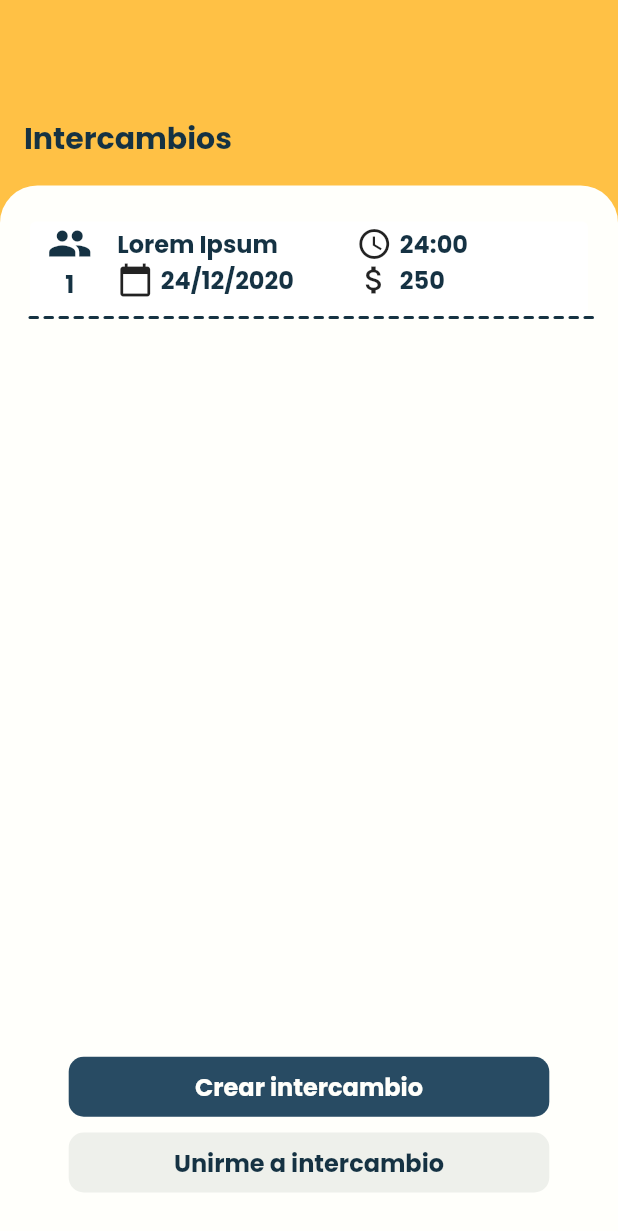
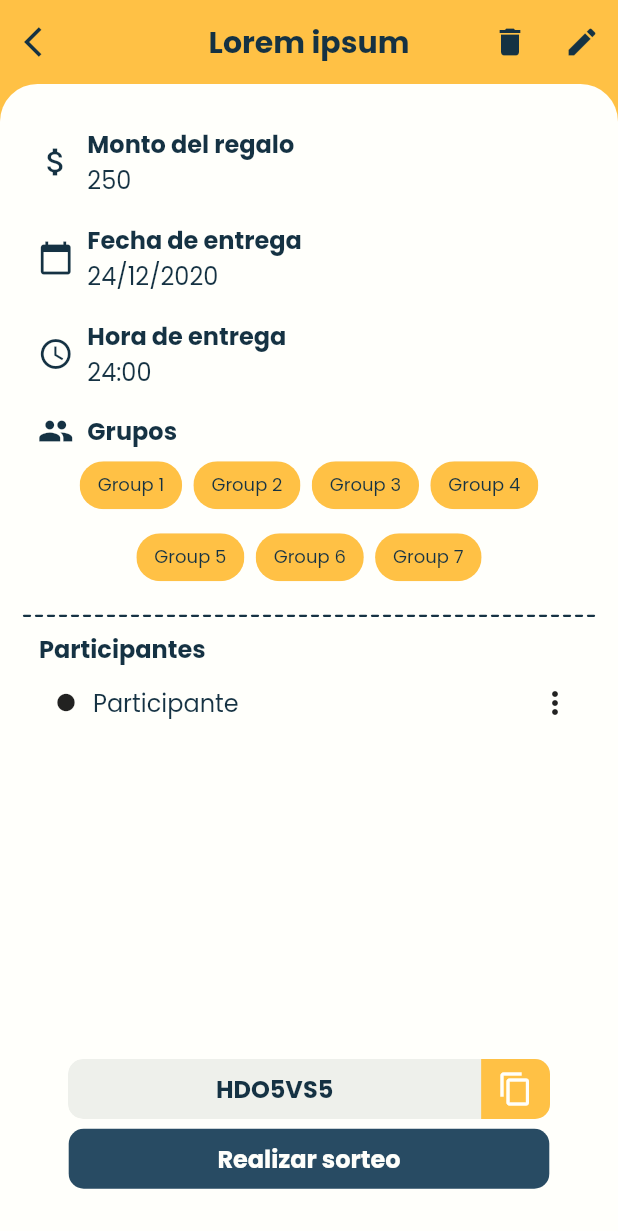
Before and after one commit to jManuel025/intercambio_f, a Flutter app: the screen it shows after launch, on a phone screen of 412 x 824 dp. Shown: the top 1231 px of the screen. Run offline on Flutter 3.47's test engine with Material 2 defaults, Android fonts, the light colour scheme and no system bars.

Commit message:
*added* cuadros de dialogo de detalle

```diff
--- a/lib/src/app.dart
+++ b/lib/src/app.dart
@@ -1,5 +1,6 @@
 import 'package:flutter/material.dart';
 import 'package:flutter/services.dart';
+import 'package:intercambio_f/src/pages/interdetail_page.dart';
 import 'package:intercambio_f/src/pages/interlist_page.dart';
 import 'package:intercambio_f/src/pages/register_page.dart';
 import 'package:intercambio_f/src/utils/custom_widgets.dart';
@@ -23,8 +24,9 @@ class MyApp extends StatelessWidget {
         'login': (BuildContext context) => LoginPage(),
         'register': (BuildContext context) => RegisterPage(),
         'inter': (BuildContext context) => InterlistPage(),
+        'detail': (BuildContext context) => InterdetailPage(),
       },
-      initialRoute: 'inter',
+      initialRoute: 'detail',
     );
   }
 }
--- /dev/null
+++ b/lib/src/pages/interdetail_page.dart
@@ -0,0 +1,303 @@
+import 'package:flutter/material.dart';
+import 'package:intercambio_f/src/utils/custom_widgets.dart';
+
+class InterdetailPage extends StatefulWidget {
+  @override
+  _InterdetailPageState createState() => _InterdetailPageState();
+}
+
+enum WhyFarther { delete, edit }
+
+class _InterdetailPageState extends State<InterdetailPage> {
+  @override
+  Widget build(BuildContext context) {
+    // Dimensiones
+    final size = MediaQuery.of(context).size;
+    WhyFarther _selection;
+    return Scaffold(
+      appBar: AppBar(
+          actions: [
+            IconButton(
+                icon: Icon(
+                  Icons.delete,
+                  color: accentDarken,
+                ),
+                onPressed: () => showDialog(
+                    context: context,
+                    builder: (_) => _dialogDelete(size, context))),
+            IconButton(
+                icon: Icon(
+                  Icons.edit,
+                  color: accentDarken,
+                ),
+                onPressed: () {})
+          ],
+          leading: IconButton(
+              icon: Icon(
+                Icons.arrow_back_ios,
+                color: accentDarken,
+              ),
+              onPressed: () {}),
+          backgroundColor: primary,
+          elevation: 0.0,
+          centerTitle: true,
+          title: title('Lorem ipsum', accentDarken)),
+      body: Stack(
+        children: [
+          // Fondo
+          Container(
+            color: primary,
+          ),
+          // Contenedor inferior
+          Container(
+            padding: EdgeInsets.only(left: 16, right: 16, top: 20),
+            height: size.height,
+            width: double.infinity,
+            // margin: EdgeInsets.only(top: size.height * 0.01),
+            decoration: BoxDecoration(
+              borderRadius: BorderRadius.only(
+                  topLeft: Radius.circular(25.0),
+                  topRight: Radius.circular(25.0)),
+              color: secondary,
+            ),
+            child: Column(
+              children: [
+                Expanded(
+                    flex: 2,
+                    child: Column(
+                      crossAxisAlignment: CrossAxisAlignment.start,
+                      children: [
+                        _itemDetail(
+                            'Monto del regalo', '250', Icons.attach_money),
+                        _itemDetail('Fecha de entrega', '24/12/2020',
+                            Icons.calendar_today),
+                        _itemDetail(
+                            'Hora de entrega', '24:00', Icons.access_time),
+                        _groups(),
+                        Container(
+                          width: double.maxFinite,
+                          margin: EdgeInsets.symmetric(vertical: 10.0),
+                          child: CustomPaint(
+                            painter: DottedLinePainter(),
+                          ),
+                        ),
+                        Container(
+                            width: double.maxFinite,
+                            padding: EdgeInsets.symmetric(horizontal: 10.0),
+                            child:
+                                paragraph('Participantes', true, accentDarken)),
+                        Container(
+                          padding: EdgeInsets.symmetric(horizontal: 10.0),
+                          child: Row(
+                            children: [
+                              Expanded(
+                                  flex: 1,
+                                  child: Container(
+                                      child: Icon(
+                                    Icons.brightness_1,
+                                    size: 14,
+                                  ))),
+                              Expanded(
+                                  flex: 8,
+                                  child: Container(
+                                      child: paragraph('Participante ', false,
+                                          accentDarken))),
+                              Expanded(
+                                  flex: 1,
+                                  child: Container(
+                                      child: PopupMenuButton<WhyFarther>(
+                                    icon: Icon(Icons.more_vert),
+                                    onSelected: (WhyFarther result) {
+                                      setState(() {
+                                        _selection = result;
+                                      });
+                                    },
+                                    itemBuilder: (BuildContext context) =>
+                                        <PopupMenuEntry<WhyFarther>>[
+                                      const PopupMenuItem(
+                                          value: WhyFarther.delete,
+                                          child: Text(
+                                            'Expulsar',
+                                            style: TextStyle(
+                                              fontSize: 16.0,
+                                              color:
+                                                  Color.fromRGBO(21, 50, 67, 1),
+                                            ),
+                                          )),
+                                      const PopupMenuItem(
+                                          value: WhyFarther.edit,
+                                          child: Text(
+                                            'Reasignar grupo',
+                                            style: TextStyle(
+                                              fontSize: 16.0,
+                                              color:
+                                                  Color.fromRGBO(21, 50, 67, 1),
+                                            ),
+                                          ))
+                                    ],
+                                  )))
+                            ],
+                          ),
+                        )
+                      ],
+                    )),
+                // contenedor de botones
+                SingleChildScrollView(
+                  child: Container(
+                    padding: EdgeInsets.all(25.0),
+                    width: double.infinity,
+                    child: Column(
+                      children: [
+                        ClipRRect(
+                          borderRadius: BorderRadius.circular(10.0),
+                          child: Container(
+                            decoration: BoxDecoration(
+                                color: secondaryDarken,
+                                borderRadius: BorderRadius.circular(10.0)),
+                            height: 40.0,
+                            width: size.width * 0.78,
+                            child: Row(
+                              children: [
+                                Expanded(
+                                    flex: 12,
+                                    child: Container(
+                                      alignment: Alignment.center,
+                                      child: paragraph(
+                                          'HDO5VS5', true, accentDarken),
+                                    )),
+                                Expanded(
+                                    flex: 2,
+                                    child: Container(
+                                      alignment: Alignment.center,
+                                      color: primary,
+                                      child: IconButton(
+                                          icon: Icon(
+                                            Icons.content_copy,
+                                            color: secondary,
+                                          ),
+                                          onPressed: () {}),
+                                    )),
+                              ],
+                            ),
+                          ),
+                        ),
+                        primaryButton(
+                            'Realizar sorteo', size, context, 'routeName'),
+                      ],
+                    ),
+                  ),
+                  // ),
+                ),
+              ],
+            ),
+          ),
+        ],
+      ),
+    );
+  }
+
+  Widget _itemDetail(String indicatorText, String objectText, IconData icon) {
+    return Container(
+      padding: EdgeInsets.symmetric(vertical: 8.0),
+      child: Row(
+        children: [
+          Expanded(
+            flex: 1,
+            child: Container(
+                alignment: Alignment.center,
+                child: Icon(
+                  icon,
+                  color: accentDarken,
+                )),
+          ),
+          Expanded(
+            flex: 8,
+            child: Container(
+              child: Column(
+                crossAxisAlignment: CrossAxisAlignment.start,
+                children: [
+                  paragraph(indicatorText, true, accentDarken),
+                  paragraph(objectText, false, accentDarken)
+                ],
+              ),
+            ),
+          )
+        ],
+      ),
+    );
+  }
+
+  Widget _groups() {
+    return Column(children: [
+      Container(
+        padding: EdgeInsets.only(top: 7.5),
+        child: Row(
+          children: [
+            Expanded(
+              flex: 1,
+              child: Container(
+                  alignment: Alignment.center,
+                  child: Icon(
+                    Icons.group,
+                    color: accentDarken,
+                  )),
+            ),
+            Expanded(
+              flex: 8,
+              child: Container(child: paragraph('Grupos', true, accentDarken)),
+            )
+          ],
+        ),
+      ),
+      Container(
+        margin: EdgeInsets.only(bottom: 5.0),
+        child: Wrap(
+          alignment: WrapAlignment.center,
+          spacing: 7.5,
+          children: [
+            _myChip('Group 1'),
+            _myChip('Group 2'),
+            _myChip('Group 3'),
+            _myChip('Group 4'),
+            _myChip('Group 5'),
+            _myChip('Group 6'),
+            _myChip('Group 7'),
+          ],
+        ),
+      )
+    ]);
+  }
+
+  Widget _myChip(String texto) {
+    return Chip(
+        backgroundColor: primary, label: note(texto, false, accentDarken));
+  }
+
+  Widget _dialogDelete(Size size, BuildContext context) {
+    return AlertDialog(
+      shape: RoundedRectangleBorder(borderRadius: BorderRadius.circular(10.0)),
+      title: paragraph('¿Eliminar intercambio?', true, accentDarken),
+      content:
+          paragraph('Esta accion no se puede revertir', false, accentDarken),
+      actions: [
+        Container(
+          // margin: EdgeInsets.symmetric(horizontal: 16.0),
+          child: FlatButton(
+              onPressed: () => {},
+              child: Container(
+                  alignment: Alignment.centerRight,
+                  child: note('Cancelar', true, accent))),
+        ),
+        Container(
+          margin: EdgeInsets.only(right: 16.0),
+          child: FlatButton(
+              onPressed: () => {},
+              child: Container(
+                  alignment: Alignment.centerRight,
+                  child: note('Aceptar', true, accentDarken))),
+        )
+      ],
+      contentPadding: EdgeInsets.only(top: 24.0, left: 24.0, right: 24.0),
+    );
+  }
+}
--- a/lib/src/utils/custom_widgets.dart
+++ b/lib/src/utils/custom_widgets.dart
@@ -114,3 +114,31 @@ Widget inputText(String texto, Size size, bool obscure, Icon icon) {
     ),
   );
 }
+
+class DottedLinePainter extends CustomPainter {
+  @override
+  void paint(Canvas canvas, Size size) {
+    final paint = new Paint();
+    paint.color = accentDarken;
+    paint.strokeWidth = 1.5;
+    paint.strokeCap = StrokeCap.round;
+    paint.style = PaintingStyle.stroke;
+
+    var max = size.width;
+    var dashWidth = 4;
+    var dashSpace = 4;
+    double startX = 0;
+    while (max >= 0) {
+      canvas.drawLine(Offset(startX, 0), Offset(startX + dashWidth, 0), paint);
+      final space = (dashSpace + dashWidth);
+      startX += space;
+      max -= space;
+    }
+  }
+
+  @override
+  bool shouldRepaint(DottedLinePainter oldDelegate) => false;
+
+  @override
+  bool shouldRebuildSemantics(DottedLinePainter oldDelegate) => false;
+}
```
Also changed, not shown: lib/src/pages/interlist_page.dart (+55 -43 lines).
